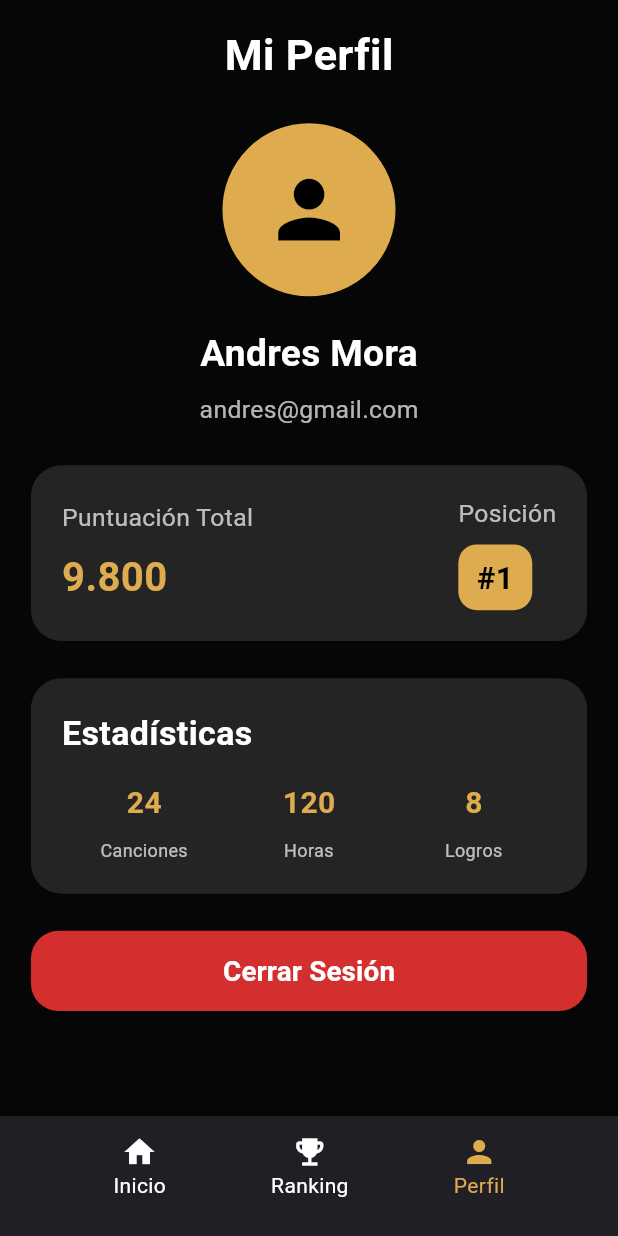
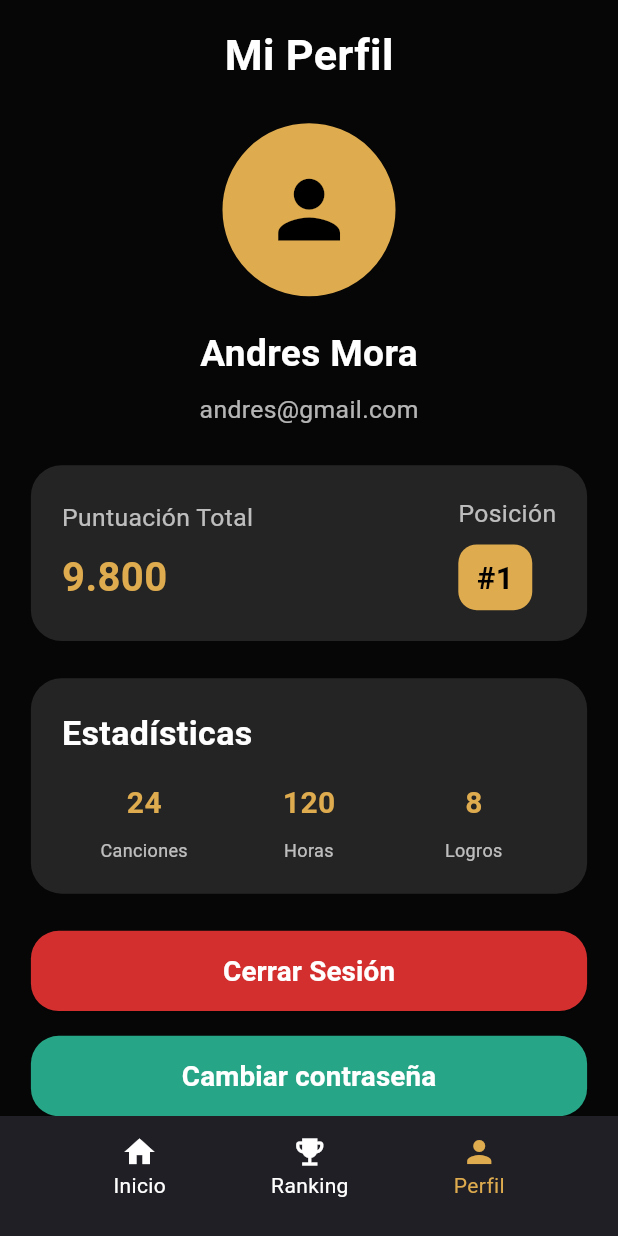
Before and after one commit to Feliandres41/VallenatoApp, a Flutter app: the PerfilScreen screen opened by its route, on a phone screen of 412 x 824 dp. Run offline on Flutter 3.47's test engine with Material 3 defaults, Android fonts, the phone set to English and light mode, and no system bars; our stand-ins replace video_player.

Commit message:
feature: Implementar cambio de contraseña

```diff
--- a/lib/screens/perfil_screen.dart
+++ b/lib/screens/perfil_screen.dart
@@ -1,10 +1,24 @@
 import 'package:flutter/material.dart';
+import 'package:provider/provider.dart';
+import 'package:vallenato/providers/provider_web.dart';
 import 'package:vallenato/themes/theme_app.dart';
 import 'package:vallenato/widgets/widgets.dart';
 
-class PerfilScreen extends StatelessWidget {
+class PerfilScreen extends StatefulWidget {
   const PerfilScreen({super.key});
 
+  @override
+  State<PerfilScreen> createState() => _PerfilScreenState();
+}
+
+class _PerfilScreenState extends State<PerfilScreen> {
+  final _passwordChanged = TextEditingController();
+  @override
+  void dispose(){
+    super.dispose();
+    _passwordChanged.dispose();
+  }
+  bool estado = true;
   @override
   Widget build(BuildContext context) {
     final size = MediaQuery.of(context).size; // Usamos el tamaño de pantalla para adaptar anchos y altos
@@ -191,6 +205,86 @@ class PerfilScreen extends StatelessWidget {
                 ),
               ),
               SizedBox(height: size.height * 0.02),
+              estado==true
+              //cambiar contraseña
+              ?SizedBox(
+                width: double.infinity,
+                height: size.height * 0.065,
+                child: ElevatedButton(
+                  onPressed: () {
+                    setState(() {
+                      estado = !estado;
+                    });
+                  },
+                  style: ElevatedButton.styleFrom(
+                    backgroundColor: const Color.fromARGB(199, 47, 211, 170),
+                    foregroundColor: Colors.white,
+                    shape: RoundedRectangleBorder(
+                      borderRadius: BorderRadius.circular(size.width * 0.045),
+                    ),
+                  ),
+                  child: Text(
+                    'Cambiar contraseña',
+                    style: TextStyle(
+                      fontSize: size.width * 0.045,
+                      fontWeight: FontWeight.w700,
+                    ),
+                  ),
+                ),
+              )
+              : SizedBox(
+                width: double.infinity,
+                height: size.height * 0.065,
+                child: Row(
+                  children: [
+                    Expanded(
+                      child: TextField(
+                        controller: _passwordChanged,
+                        decoration: InputDecoration(
+                          suffix: IconButton(
+                            onPressed: () async{
+                              bool respuesta = await Provider.of<ProviderWeb>(context,listen: false).passwordWeb(_passwordChanged.text);
+                              if(respuesta==true){
+                                setState(() {
+                                  estado = !estado;
+                                });
+                              }
+                            }, icon: Text("Enviar",style: TextStyle(color: Color.fromARGB(199, 47, 211, 170),
+                            fontWeight: FontWeight.bold,
+                            fontSize: MediaQuery.of(context).size.width*0.04),)
+
+                          ),
+                          label: Row(
+                            children: const [
+                              Icon(Icons.password, color: Colors.grey),
+                              SizedBox(width: 10),
+                              Text('Ingrese la nueva contraseña',
+                              style: TextStyle(color: Colors.grey)),
+                            ],
+                          ),
+                          border: OutlineInputBorder(
+                            borderRadius: BorderRadius.circular(10),
+                          ),
+                          enabledBorder: OutlineInputBorder(
+                            borderSide: const BorderSide(
+                              color: Color.fromARGB(181, 77, 77, 77),
+                              width: 1.4,
+                            ),
+                            borderRadius: BorderRadius.circular(10),
+                          ),
+                          focusedBorder: OutlineInputBorder(
+                            borderSide: const BorderSide(
+                              color: Color.fromARGB(181, 77, 77, 77),
+                              width: 1.4,
+                            ),
+                            borderRadius: BorderRadius.circular(10),
+                          ),
+                        ),
+                      ),
+                    ),
+                  ],
+                ),
+              )
             ],
           ),
         ),
```
Also changed, not shown: lib/providers/provider_web.dart (+25 -0 lines).
